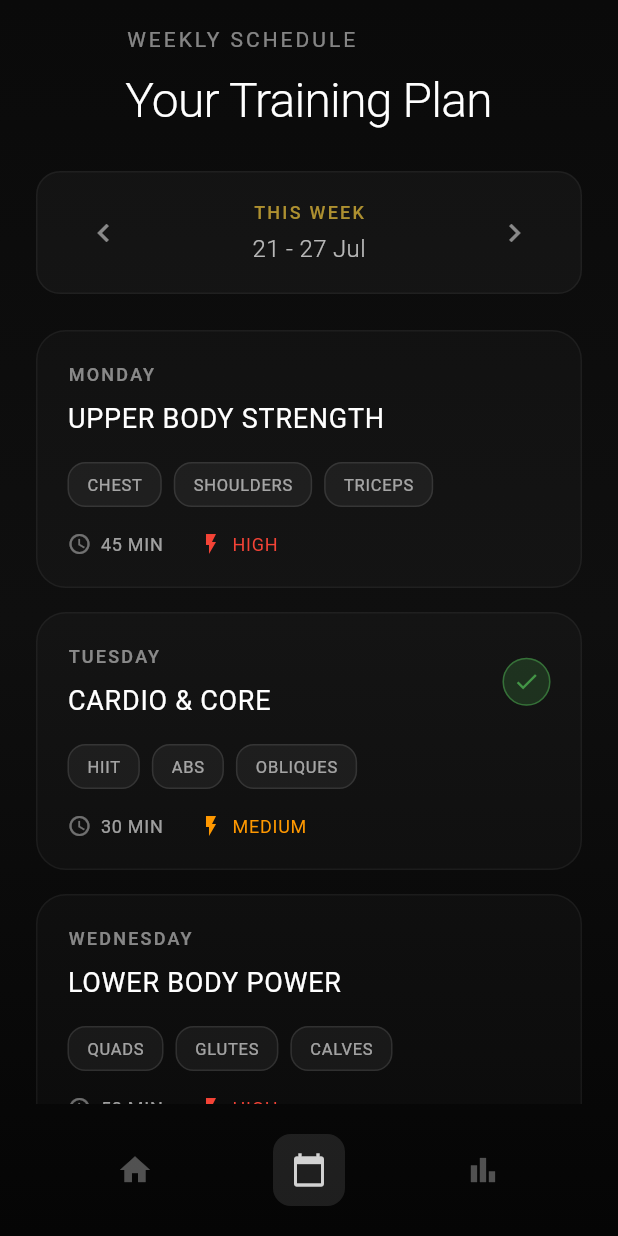
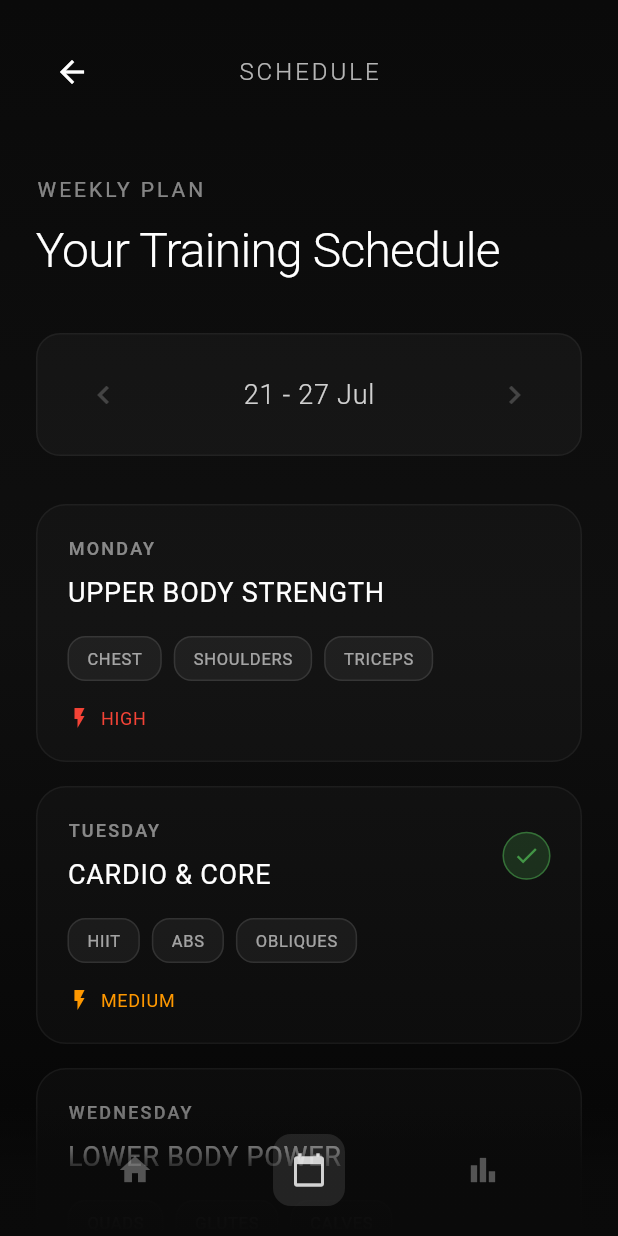
Before and after one commit to M3kko/peakfit-final, a Flutter app: the ScheduleScreen screen opened directly, on a phone screen of 412 x 824 dp. Run offline on Flutter 3.47's test engine with Material 3 defaults, Android fonts, the phone set to English and light mode, and no system bars; our stand-ins replace cloud_firestore, cloud_functions, firebase_auth, firebase_core, firebase_storage, fl_chart and 2 more; accounts and stored records are empty.

Commit message:
trying to fix schedule screen errors

```diff
--- a/lib/screens/schedule_screen.dart
+++ b/lib/screens/schedule_screen.dart
@@ -15,12 +15,18 @@ class _ScheduleScreenState extends State<ScheduleScreen>
   late AnimationController _entryController;
   late AnimationController _glowController;
   late AnimationController _dayCardController;
+  late AnimationController _navBarController;
 
   // Animations
   late Animation<double> _fadeIn;
   late Animation<double> _slideUp;
   late Animation<double> _glow;
   late Animation<double> _dayCardScale;
+  late Animation<double> _navBarSlide;
+
+  // Scroll Controller
+  late ScrollController _scrollController;
+  bool _isNavBarVisible = true;
 
   // Current week
   int _currentWeekOffset = 0;
@@ -31,49 +37,42 @@ class _ScheduleScreenState extends State<ScheduleScreen>
     'Monday': {
       'title': 'UPPER BODY STRENGTH',
       'focus': ['CHEST', 'SHOULDERS', 'TRICEPS'],
-      'duration': '45 MIN',
       'intensity': 'HIGH',
       'completed': false,
     },
     'Tuesday': {
       'title': 'CARDIO & CORE',
       'focus': ['HIIT', 'ABS', 'OBLIQUES'],
-      'duration': '30 MIN',
       'intensity': 'MEDIUM',
       'completed': true,
     },
     'Wednesday': {
       'title': 'LOWER BODY POWER',
       'focus': ['QUADS', 'GLUTES', 'CALVES'],
-      'duration': '50 MIN',
       'intensity': 'HIGH',
       'completed': false,
     },
     'Thursday': {
       'title': 'ACTIVE RECOVERY',
       'focus': ['YOGA', 'STRETCHING', 'MOBILITY'],
-      'duration': '25 MIN',
       'intensity': 'LOW',
       'completed': false,
     },
     'Friday': {
       'title': 'FULL BODY CIRCUIT',
       'focus': ['STRENGTH', 'ENDURANCE', 'POWER'],
-      'duration': '40 MIN',
       'intensity': 'HIGH',
       'completed': false,
     },
     'Saturday': {
       'title': 'OUTDOOR ACTIVITY',
       'focus': ['RUN', 'BIKE', 'SWIM'],
-      'duration': '60 MIN',
       'intensity': 'MEDIUM',
       'completed': false,
     },
     'Sunday': {
       'title': 'REST DAY',
       'focus': ['RECOVERY', 'NUTRITION', 'HYDRATION'],
-      'duration': '-',
       'intensity': 'REST',
       'completed': true,
     },
@@ -84,6 +83,7 @@ class _ScheduleScreenState extends State<ScheduleScreen>
     super.initState();
     _initializeWeek();
     _initAnimations();
+    _initScrollController();
     _startAnimations();
   }
 
@@ -106,6 +106,11 @@ class _ScheduleScreenState extends State<ScheduleScreen>
 
     _dayCardController = AnimationController(
       duration: const Duration(milliseconds: 800),
+      vsync: this,
+    );
+
+    _navBarController = AnimationController(
+      duration: const Duration(milliseconds: 300),
       vsync: this,
     );
 
@@ -137,6 +142,27 @@ class _ScheduleScreenState extends State<ScheduleScreen>
       parent: _dayCardController,
       curve: Curves.easeOutBack,
     ));
+
+    _navBarSlide = Tween<double>(
+      begin: 0.0,
+      end: 100.0,
+    ).animate(CurvedAnimation(
+      parent: _navBarController,
+      curve: Curves.easeInOut,
+    ));
+  }
+
+  void _initScrollController() {
+    _scrollController = ScrollController();
+    _scrollController.addListener(() {
+      if (_scrollController.offset > 50 && _isNavBarVisible) {
+        setState(() => _isNavBarVisible = false);
+        _navBarController.forward();
+      } else if (_scrollController.offset <= 50 && !_isNavBarVisible) {
+        setState(() => _isNavBarVisible = true);
+        _navBarController.reverse();
+      }
+    });
   }
 
   void _startAnimations() {
@@ -151,12 +177,18 @@ class _ScheduleScreenState extends State<ScheduleScreen>
     _entryController.dispose();
     _glowController.dispose();
     _dayCardController.dispose();
+    _navBarController.dispose();
+    _scrollController.dispose();
     super.dispose();
   }
 
   void _changeWeek(int offset) {
     setState(() {
       _currentWeekOffset += offset;
+      // Prevent going to future weeks
+      if (_currentWeekOffset > 0) {
+        _currentWeekOffset = 0;
+      }
       _dayCardController.reset();
       _dayCardController.forward();
     });
@@ -218,11 +250,9 @@ class _ScheduleScreenState extends State<ScheduleScreen>
                     child: Column(
                       children: [
                         _buildHeader(),
-                        _buildWeekSelector(),
                         Expanded(
-                          child: _buildScheduleList(),
+                          child: _buildScheduleContent(),
                         ),
-                        _buildBottomNav(),
                       ],
                     ),
                   ),
@@ -230,6 +260,7 @@ class _ScheduleScreenState extends State<ScheduleScreen>
               },
             ),
           ),
+          _buildBottomNav(),
         ],
       ),
     );
@@ -254,12 +285,60 @@ class _ScheduleScreenState extends State<ScheduleScreen>
 
   Widget _buildHeader() {
     return Container(
-      padding: const EdgeInsets.fromLTRB(24, 16, 24, 0),
-      child: Column(
+      padding: const EdgeInsets.all(24),
+      child: Row(
+        children: [
+          IconButton(
+            onPressed: () {
+              HapticFeedback.lightImpact();
+              Navigator.pop(context);
+            },
+            icon: const Icon(
+              Icons.arrow_back,
+              color: Colors.white,
+              size: 24,
+            ),
+            padding: EdgeInsets.zero,
+          ),
+          const Spacer(),
+          Text(
+            'SCHEDULE',
+            style: TextStyle(
+              color: Colors.white.withOpacity(0.7),
+              fontSize: 16,
+              fontWeight: FontWeight.w300,
+              letterSpacing: 2,
+            ),
+          ),
+          const Spacer(),
+          const SizedBox(width: 48), // Balance the header
+        ],
+      ),
+    );
+  }
+
+  Widget _buildScheduleContent() {
+    return ListView(
+      controller: _scrollController,
+      padding: const EdgeInsets.symmetric(horizontal: 24),
+      children: [
+        const SizedBox(height: 20),
+        _buildPageTitle(),
+        const SizedBox(height: 32),
+        _buildWeekSelector(),
+        const SizedBox(height: 32),
+        _buildScheduleList(),
+        const SizedBox(height: 100), // Bottom padding for nav bar
+      ],
+    );
+  }
+
+  Widget _buildPageTitle() {
+    return Column(
       crossAxisAlignment: CrossAxisAlignment.start,
       children: [
         Text(
-            'WEEKLY SCHEDULE',
+          'WEEKLY PLAN',
           style: TextStyle(
             color: Colors.white.withOpacity(0.5),
             fontSize: 14,
@@ -269,7 +348,7 @@ class _ScheduleScreenState extends State<ScheduleScreen>
         ),
         const SizedBox(height: 8),
         const Text(
-            'Your Training Plan',
+          'Your Training Schedule',
           style: TextStyle(
             color: Colors.white,
             fontSize: 32,
@@ -278,13 +357,11 @@ class _ScheduleScreenState extends State<ScheduleScreen>
           ),
         ),
       ],
-      ),
     );
   }
 
   Widget _buildWeekSelector() {
     return Container(
-      margin: const EdgeInsets.symmetric(horizontal: 24, vertical: 24),
       padding: const EdgeInsets.symmetric(horizontal: 20, vertical: 16),
       decoration: BoxDecoration(
         color: Colors.white.withOpacity(0.03),
@@ -298,41 +375,31 @@ class _ScheduleScreenState extends State<ScheduleScreen>
         mainAxisAlignment: MainAxisAlignment.spaceBetween,
         children: [
           IconButton(
-            onPressed: () => _changeWeek(-1),
+            onPressed: _currentWeekOffset < 0 ? null : () => _changeWeek(-1),
             icon: Icon(
               Icons.chevron_left,
-              color: Colors.white.withOpacity(0.5),
+              color: _currentWeekOffset < 0
+                  ? Colors.white.withOpacity(0.5)
+                  : Colors.white.withOpacity(0.2),
             ),
             padding: EdgeInsets.zero,
           ),
-          Column(
-            children: [
-              Text(
-                _currentWeekOffset == 0 ? 'THIS WEEK' :
-                _currentWeekOffset > 0 ? 'NEXT WEEK' : 'LAST WEEK',
-                style: TextStyle(
-                  color: const Color(0xFFD4AF37).withOpacity(0.8),
-                  fontSize: 12,
-                  letterSpacing: 1.5,
-                  fontWeight: FontWeight.w500,
-                ),
-              ),
-              const SizedBox(height: 4),
           Text(
             _getWeekDateRange(),
             style: TextStyle(
-                  color: Colors.white.withOpacity(0.7),
-                  fontSize: 16,
+              color: Colors.white.withOpacity(0.8),
+              fontSize: 18,
               fontWeight: FontWeight.w300,
+              letterSpacing: 0.5,
             ),
           ),
-            ],
-          ),
           IconButton(
-            onPressed: () => _changeWeek(1),
+            onPressed: _currentWeekOffset >= 0 ? null : () => _changeWeek(1),
             icon: Icon(
               Icons.chevron_right,
-              color: Colors.white.withOpacity(0.5),
+              color: _currentWeekOffset >= 0
+                  ? Colors.white.withOpacity(0.2)
+                  : Colors.white.withOpacity(0.5),
             ),
             padding: EdgeInsets.zero,
           ),
@@ -349,11 +416,10 @@ class _ScheduleScreenState extends State<ScheduleScreen>
       builder: (context, child) {
         return Transform.scale(
           scale: _dayCardScale.value,
-          child: ListView.builder(
-            padding: const EdgeInsets.symmetric(horizontal: 24),
-            itemCount: days.length,
-            itemBuilder: (context, index) {
-              final day = days[index];
+          child: Column(
+            children: days.asMap().entries.map((entry) {
+              final index = entry.key;
+              final day = entry.value;
               final workout = _weeklySchedule[day]!;
               final isToday = _isToday(day);
 
@@ -371,7 +437,7 @@ class _ScheduleScreenState extends State<ScheduleScreen>
                   );
                 },
               );
-            },
+            }).toList(),
           ),
         );
       },
@@ -524,12 +590,19 @@ class _ScheduleScreenState extends State<ScheduleScreen>
                       const SizedBox(height: 16),
                       Row(
                         children: [
-                          _buildInfoItem(Icons.access_time, workout['duration']),
-                          const SizedBox(width: 24),
-                          _buildInfoItem(
+                          Icon(
                             Icons.flash_on,
+                            color: _getIntensityColor(workout['intensity']),
+                            size: 16,
+                          ),
+                          const SizedBox(width: 6),
+                          Text(
                             workout['intensity'],
+                            style: TextStyle(
                               color: _getIntensityColor(workout['intensity']),
+                              fontSize: 12,
+                              letterSpacing: 0.5,
+                            ),
                           ),
                         ],
                       ),
@@ -544,30 +617,30 @@ class _ScheduleScreenState extends State<ScheduleScreen>
     );
   }
 
-  Widget _buildInfoItem(IconData icon, String label, {Color? color}) {
-    return Row(
-      children: [
-        Icon(
-          icon,
-          color: color ?? Colors.white.withOpacity(0.4),
-          size: 16,
-        ),
-        const SizedBox(width: 6),
-        Text(
-          label,
-          style: TextStyle(
-            color: color ?? Colors.white.withOpacity(0.6),
-            fontSize: 12,
-            letterSpacing: 0.5,
+  Widget _buildBottomNav() {
+    return Positioned(
+      bottom: 0,
+      left: 0,
+      right: 0,
+      child: AnimatedBuilder(
+        animation: _navBarSlide,
+        builder: (context, child) {
+          return Transform.translate(
+            offset: Offset(0, _navBarSlide.value),
+            child: Container(
+              padding: const EdgeInsets.symmetric(horizontal: 32, vertical: 20),
+              decoration: BoxDecoration(
+                gradient: LinearGradient(
+                  begin: Alignment.bottomCenter,
+                  end: Alignment.topCenter,
+                  colors: [
+                    const Color(0xFF0A0A0A),
+                    const Color(0xFF0A0A0A).withOpacity(0.9),
+                    const Color(0xFF0A0A0A).withOpacity(0),
+                  ],
+                  stops: const [0.0, 0.5, 1.0],
                 ),
               ),
-      ],
-    );
-  }
-
-  Widget _buildBottomNav() {
-    return Container(
-      padding: const EdgeInsets.symmetric(horizontal: 32, vertical: 20),
               child: Row(
                 mainAxisAlignment: MainAxisAlignment.spaceAround,
                 children: [
@@ -575,6 +648,10 @@ class _ScheduleScreenState extends State<ScheduleScreen>
                   _buildNavItem(Icons.calendar_today, true, 1),
                   _buildNavItem(Icons.bar_chart, false, 2),
                 ],
+              ),
+            ),
+          );
+        },
       ),
     );
   }
```
Lines whose indentation alone changed are shown as unchanged.
